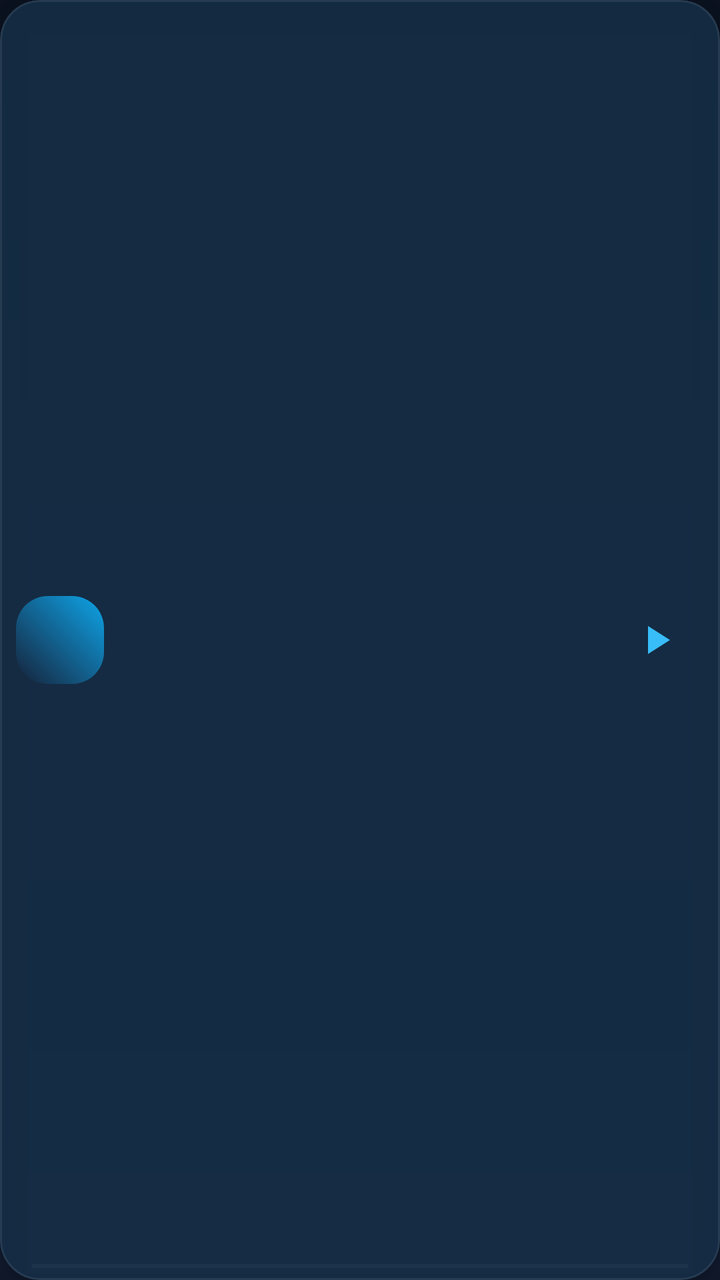
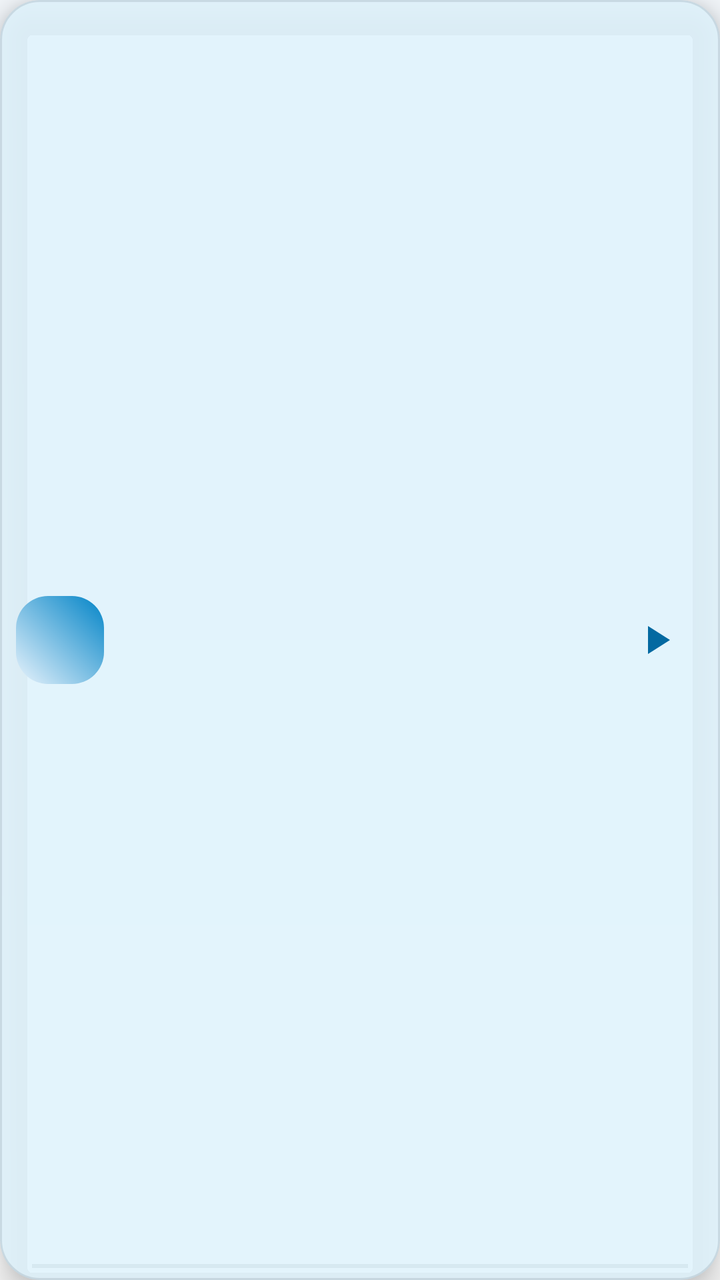

An Android layout rendered at two revisions. The XML below is the earlier revision; the diff shows what the commit changed to produce the second picture.
<!-- AndroidManifest.xml: application theme Theme.MystMusic -->
<!-- res/layout/view_mini_player.xml -->
<?xml version="1.0" encoding="utf-8"?>
<com.google.android.material.card.MaterialCardView xmlns:android="http://schemas.android.com/apk/res/android"
    xmlns:app="http://schemas.android.com/apk/res-auto"
    android:id="@+id/miniPlayerRoot"
    android:layout_width="match_parent"
    android:layout_height="@dimen/mini_player_height"
    app:cardBackgroundColor="@color/surface_92"
    app:cardCornerRadius="20dp"
    app:cardElevation="10dp"
    app:strokeColor="@color/white_8"
    app:strokeWidth="1dp">

    <androidx.constraintlayout.widget.ConstraintLayout
        android:layout_width="match_parent"
        android:layout_height="match_parent"
        android:paddingStart="@dimen/space_s"
        android:paddingEnd="@dimen/space_s">

        <ImageView
            android:id="@+id/miniCover"
            android:layout_width="@dimen/mini_cover"
            android:layout_height="@dimen/mini_cover"
            android:background="@drawable/bg_cover_placeholder"
            android:contentDescription="@string/player_play"
            android:scaleType="centerCrop"
            app:layout_constraintBottom_toBottomOf="parent"
            app:layout_constraintStart_toStartOf="parent"
            app:layout_constraintTop_toTopOf="parent" />

        <TextView
            android:id="@+id/miniTitle"
            android:layout_width="0dp"
            android:layout_height="wrap_content"
            android:layout_marginStart="@dimen/space_s"
            android:layout_marginEnd="@dimen/space_s"
            android:ellipsize="end"
            android:fontFamily="sans-serif-medium"
            android:maxLines="1"
            android:textColor="@color/text"
            android:textSize="@dimen/text_body"
            app:layout_constraintBottom_toTopOf="@id/miniArtist"
            app:layout_constraintEnd_toStartOf="@id/miniPlay"
            app:layout_constraintStart_toEndOf="@id/miniCover"
            app:layout_constraintTop_toTopOf="@id/miniCover" />

        <TextView
            android:id="@+id/miniArtist"
            android:layout_width="0dp"
            android:layout_height="wrap_content"
            android:ellipsize="end"
            android:maxLines="1"
            android:textColor="@color/text_dim"
            android:textSize="@dimen/text_small"
            app:layout_constraintBottom_toBottomOf="@id/miniCover"
            app:layout_constraintEnd_toEndOf="@id/miniTitle"
            app:layout_constraintStart_toStartOf="@id/miniTitle"
            app:layout_constraintTop_toBottomOf="@id/miniTitle" />

        <ImageButton
            android:id="@+id/miniPlay"
            android:layout_width="@dimen/touch_target"
            android:layout_height="@dimen/touch_target"
            android:background="?attr/selectableItemBackgroundBorderless"
            android:contentDescription="@string/player_play"
            android:src="@drawable/ic_play"
            app:layout_constraintBottom_toBottomOf="parent"
            app:layout_constraintEnd_toEndOf="parent"
            app:layout_constraintTop_toTopOf="parent"
            app:tint="@color/sky_400" />

        <ProgressBar
            android:id="@+id/miniProgress"
            style="?android:attr/progressBarStyleHorizontal"
            android:layout_width="0dp"
            android:layout_height="2dp"
            android:layout_marginStart="@dimen/space_s"
            android:layout_marginEnd="@dimen/space_s"
            android:layout_marginBottom="6dp"
            android:max="1000"
            android:progressTint="@color/sky_400"
            android:progressBackgroundTint="@color/white_12"
            app:layout_constraintBottom_toBottomOf="parent"
            app:layout_constraintEnd_toEndOf="parent"
            app:layout_constraintStart_toStartOf="parent" />
    </androidx.constraintlayout.widget.ConstraintLayout>
</com.google.android.material.card.MaterialCardView>
<!-- resources referenced by this layout -->
<resources>
  <color name="surface_92">#EB111A2E</color>
  <color name="text">#F1F5F9</color>
  <color name="text_dim">#94A3B8</color>
  <color name="white_12">#1FFFFFFF</color>
  <color name="white_8">#14FFFFFF</color>
  <!-- drawable bg_cover_placeholder (drawable) -->
  <?xml version="1.0" encoding="utf-8"?>
  <shape xmlns:android="http://schemas.android.com/apk/res/android" android:shape="rectangle">
      <gradient android:angle="45" android:startColor="@color/surface_alt" android:endColor="@color/sky_500" />
      <corners android:radius="16dp" />
  </shape>
  <style name="Theme.MystMusic" parent="Theme.Material3.Dark.NoActionBar">
          <item name="colorPrimary">@color/sky_400</item>
          <item name="colorOnPrimary">@color/bg</item>
          <item name="colorPrimaryContainer">@color/sky_500</item>
          <item name="colorOnPrimaryContainer">@color/bg</item>
          <item name="colorSecondary">@color/sky_500</item>
          <item name="colorOnSecondary">@color/text</item>
          <item name="colorSurface">@color/surface</item>
          <item name="colorOnSurface">@color/text</item>
          <item name="colorOnSurfaceVariant">@color/text_dim</item>
          <item name="colorError">@color/error</item>
          <item name="android:colorBackground">@color/bg</item>
          <item name="android:windowBackground">@drawable/bg_app</item>
          <item name="android:statusBarColor">@android:color/transparent</item>
          <item name="android:navigationBarColor">@android:color/transparent</item>
          <item name="android:windowLightStatusBar">false</item>
          <item name="android:windowLightNavigationBar">false</item>
          <item name="android:windowDrawsSystemBarBackgrounds">true</item>
          <item name="android:textColorPrimary">@color/text</item>
          <item name="android:textColorSecondary">@color/text_dim</item>
          <item name="materialAlertDialogTheme">@style/ThemeOverlay.MystMusic.Dialog</item>
          <item name="bottomSheetDialogTheme">@style/ThemeOverlay.MystMusic.BottomSheet</item>
          <item name="android:windowAnimationStyle">@style/Animation.MystMusic.Window</item>
          <item name="android:windowContentTransitions">true</item>
          <item name="android:forceDarkAllowed" tools:targetApi="q">false</item>
      </style>
  <color name="surface_alt">#16223A</color>
  <color name="sky_500">#0EA5E9</color>
  <color name="bg">#0B1220</color>
  <color name="surface">#111A2E</color>
  <color name="error">#F87171</color>
  <!-- drawable bg_app (drawable) -->
  <?xml version="1.0" encoding="utf-8"?>
  <shape xmlns:android="http://schemas.android.com/apk/res/android" android:shape="rectangle">
      <gradient android:angle="270" android:startColor="@color/bg" android:endColor="@color/surface" />
  </shape>
  <style name="ThemeOverlay.MystMusic.Dialog" parent="ThemeOverlay.Material3.MaterialAlertDialog">
          <item name="colorSurface">@color/surface_alt</item>
          <item name="colorOnSurface">@color/text</item>
          <item name="colorPrimary">@color/sky_400</item>
          <item name="android:windowBackground">@color/transparent</item>
          <item name="android:windowAnimationStyle">@style/Animation.MystMusic.Dialog</item>
      </style>
  <style name="Widget.MystMusic.BottomSheet" parent="Widget.Material3.BottomSheet.Modal">
          <item name="backgroundTint">@color/surface_alt</item>
          <item name="shapeAppearanceOverlay">@style/ShapeAppearance.MystMusic.BottomSheet</item>
      </style>
  <!-- unchanged entries left out for length: 14 -->
</resources>

<!-- the commit's change to res/layout/view_mini_player.xml (unified diff, before → after) -->
@@ -4,10 +4,10 @@
     android:id="@+id/miniPlayerRoot"
     android:layout_width="match_parent"
     android:layout_height="@dimen/mini_player_height"
-    app:cardBackgroundColor="@color/surface_92"
+    app:cardBackgroundColor="?attr/mystNavbarBg"
     app:cardCornerRadius="20dp"
     app:cardElevation="10dp"
-    app:strokeColor="@color/white_8"
+    app:strokeColor="?attr/mystStroke"
     app:strokeWidth="1dp">
 
     <androidx.constraintlayout.widget.ConstraintLayout
@@ -36,7 +36,7 @@
             android:ellipsize="end"
             android:fontFamily="sans-serif-medium"
             android:maxLines="1"
-            android:textColor="@color/text"
+            android:textColor="?attr/mystOnSurface"
             android:textSize="@dimen/text_body"
             app:layout_constraintBottom_toTopOf="@id/miniArtist"
             app:layout_constraintEnd_toStartOf="@id/miniPlay"
@@ -49,7 +49,7 @@
             android:layout_height="wrap_content"
             android:ellipsize="end"
             android:maxLines="1"
-            android:textColor="@color/text_dim"
+            android:textColor="?attr/mystOnSurfaceDim"
             android:textSize="@dimen/text_small"
             app:layout_constraintBottom_toBottomOf="@id/miniCover"
             app:layout_constraintEnd_toEndOf="@id/miniTitle"
@@ -66,7 +66,7 @@
             app:layout_constraintBottom_toBottomOf="parent"
             app:layout_constraintEnd_toEndOf="parent"
             app:layout_constraintTop_toTopOf="parent"
-            app:tint="@color/sky_400" />
+            app:tint="?attr/mystAccentText" />
 
         <ProgressBar
             android:id="@+id/miniProgress"
@@ -77,8 +77,8 @@
             android:layout_marginEnd="@dimen/space_s"
             android:layout_marginBottom="6dp"
             android:max="1000"
-            android:progressTint="@color/sky_400"
-            android:progressBackgroundTint="@color/white_12"
+            android:progressTint="?attr/mystAccentText"
+            android:progressBackgroundTint="?attr/mystStrokeStrong"
             app:layout_constraintBottom_toBottomOf="parent"
             app:layout_constraintEnd_toEndOf="parent"
             app:layout_constraintStart_toStartOf="parent" />
<!-- resource entries referenced after the edit -->
@@ -1,61 +1,101 @@
 <!-- resources referenced by this layout -->
 <resources>
-  <color name="surface_92">#EB111A2E</color>
-  <color name="text">#F1F5F9</color>
-  <color name="text_dim">#94A3B8</color>
-  <color name="white_12">#1FFFFFFF</color>
-  <color name="white_8">#14FFFFFF</color>
   <!-- drawable bg_cover_placeholder (drawable) -->
   <?xml version="1.0" encoding="utf-8"?>
   <shape xmlns:android="http://schemas.android.com/apk/res/android" android:shape="rectangle">
-      <gradient android:angle="45" android:startColor="@color/surface_alt" android:endColor="@color/sky_500" />
+      <gradient android:angle="45" android:startColor="?attr/mystSurfaceAlt" android:endColor="?attr/mystAccentDark" />
       <corners android:radius="16dp" />
   </shape>
-  <style name="Theme.MystMusic" parent="Theme.Material3.Dark.NoActionBar">
-          <item name="colorPrimary">@color/sky_400</item>
-          <item name="colorOnPrimary">@color/bg</item>
-          <item name="colorPrimaryContainer">@color/sky_500</item>
-          <item name="colorOnPrimaryContainer">@color/bg</item>
-          <item name="colorSecondary">@color/sky_500</item>
-          <item name="colorOnSecondary">@color/text</item>
-          <item name="colorSurface">@color/surface</item>
-          <item name="colorOnSurface">@color/text</item>
-          <item name="colorOnSurfaceVariant">@color/text_dim</item>
-          <item name="colorError">@color/error</item>
-          <item name="android:colorBackground">@color/bg</item>
+  <style name="Theme.MystMusic" parent="Theme.MystMusic.Base">
+          <item name="colorPrimary">@color/light_accent</item>
+          <item name="colorOnPrimary">@color/on_accent</item>
+          <item name="colorPrimaryContainer">@color/sky_400</item>
+          <item name="colorOnPrimaryContainer">@color/on_accent</item>
+          <item name="colorSecondary">@color/light_accent_text</item>
+          <item name="colorOnSecondary">@color/on_accent</item>
+          <item name="colorSurface">@color/light_surface</item>
+          <item name="colorOnSurface">@color/light_text</item>
+          <item name="colorSurfaceVariant">@color/light_surface_alt</item>
+          <item name="colorOnSurfaceVariant">@color/light_text_dim</item>
+          <item name="colorOutline">@color/light_stroke_strong</item>
+          <item name="colorError">@color/light_error</item>
+          <item name="colorOnError">@color/white</item>
+          <item name="colorControlNormal">@color/light_text_dim</item>
+          <item name="colorControlActivated">@color/light_accent</item>
+          <item name="colorControlHighlight">@color/accent_alpha_24</item>
+          <item name="android:colorBackground">@color/light_bg</item>
+          <item name="android:textColorPrimary">@color/light_text</item>
+          <item name="android:textColorSecondary">@color/light_text_dim</item>
+          <item name="android:windowLightStatusBar" tools:targetApi="m">true</item>
+          <item name="android:windowLightNavigationBar" tools:targetApi="o_mr1">true</item>
+  
+          <item name="mystBackground">@color/light_bg</item>
+          <item name="mystSurface">@color/light_surface</item>
+          <item name="mystSurfaceAlt">@color/light_surface_alt</item>
+          <item name="mystOnSurface">@color/light_text</item>
+          <item name="mystOnSurfaceDim">@color/light_text_dim</item>
+          <item name="mystNavbarBg">@color/light_navbar</item>
+          <item name="mystStroke">@color/light_stroke</item>
+          <item name="mystStrokeStrong">@color/light_stroke_strong</item>
+          <item name="mystGradientStart">@color/light_bg</item>
+          <item name="mystGradientEnd">@color/light_surface_alt</item>
+          <item name="mystAccent">@color/light_accent</item>
+          <item name="mystAccentDark">@color/light_accent_dark</item>
+          <item name="mystAccentText">@color/light_accent_text</item>
+          <item name="mystOnAccent">@color/on_accent</item>
+          <item name="mystOnImage">@color/on_image</item>
+          <item name="mystImageScrim">@color/image_scrim</item>
+          <item name="mystPlayerScrim">@color/light_player_scrim</item>
+          <item name="mystError">@color/light_error</item>
+          <item name="mystSuccess">@color/light_success</item>
+          <item name="mystAccentAlpha16">@color/accent_alpha_16</item>
+          <item name="mystAccentAlpha24">@color/accent_alpha_24</item>
+      </style>
+  <style name="Theme.MystMusic.Base" parent="Theme.Material3.DayNight.NoActionBar">
           <item name="android:windowBackground">@drawable/bg_app</item>
           <item name="android:statusBarColor">@android:color/transparent</item>
           <item name="android:navigationBarColor">@android:color/transparent</item>
-          <item name="android:windowLightStatusBar">false</item>
-          <item name="android:windowLightNavigationBar">false</item>
           <item name="android:windowDrawsSystemBarBackgrounds">true</item>
-          <item name="android:textColorPrimary">@color/text</item>
-          <item name="android:textColorSecondary">@color/text_dim</item>
+          <item name="android:windowContentTransitions">true</item>
+          <item name="android:forceDarkAllowed" tools:targetApi="q">false</item>
           <item name="materialAlertDialogTheme">@style/ThemeOverlay.MystMusic.Dialog</item>
           <item name="bottomSheetDialogTheme">@style/ThemeOverlay.MystMusic.BottomSheet</item>
           <item name="android:windowAnimationStyle">@style/Animation.MystMusic.Window</item>
-          <item name="android:windowContentTransitions">true</item>
-          <item name="android:forceDarkAllowed" tools:targetApi="q">false</item>
       </style>
-  <color name="surface_alt">#16223A</color>
-  <color name="sky_500">#0EA5E9</color>
-  <color name="bg">#0B1220</color>
-  <color name="surface">#111A2E</color>
-  <color name="error">#F87171</color>
+  <color name="light_accent">#0EA5E9</color>
+  <color name="on_accent">#04202E</color>
+  <color name="light_accent_text">#0369A1</color>
+  <color name="light_surface">#FFFFFF</color>
+  <color name="light_text">#0F172A</color>
+  <color name="light_surface_alt">#E8F3FC</color>
+  <color name="light_text_dim">#475569</color>
+  <color name="light_stroke_strong">#330F172A</color>
+  <color name="light_error">#DC2626</color>
+  <color name="white">#FFFFFF</color>
+  <color name="accent_alpha_24">#3D38BDF8</color>
+  <color name="light_bg">#F6FAFE</color>
+  <color name="light_navbar">#EBFFFFFF</color>
+  <color name="light_stroke">#1A0F172A</color>
+  <color name="light_accent_dark">#0284C7</color>
+  <color name="on_image">#FFFFFF</color>
+  <color name="image_scrim">#80000000</color>
+  <color name="light_player_scrim">#CCF6FAFE</color>
+  <color name="light_success">#15803D</color>
+  <color name="accent_alpha_16">#2938BDF8</color>
   <!-- drawable bg_app (drawable) -->
   <?xml version="1.0" encoding="utf-8"?>
   <shape xmlns:android="http://schemas.android.com/apk/res/android" android:shape="rectangle">
-      <gradient android:angle="270" android:startColor="@color/bg" android:endColor="@color/surface" />
+      <gradient android:angle="270" android:startColor="?attr/mystBackground" android:endColor="?attr/mystSurface" />
   </shape>
   <style name="ThemeOverlay.MystMusic.Dialog" parent="ThemeOverlay.Material3.MaterialAlertDialog">
-          <item name="colorSurface">@color/surface_alt</item>
-          <item name="colorOnSurface">@color/text</item>
-          <item name="colorPrimary">@color/sky_400</item>
+          <item name="colorSurface">?attr/mystSurfaceAlt</item>
+          <item name="colorOnSurface">?attr/mystOnSurface</item>
+          <item name="colorPrimary">?attr/mystAccentText</item>
           <item name="android:windowBackground">@color/transparent</item>
           <item name="android:windowAnimationStyle">@style/Animation.MystMusic.Dialog</item>
       </style>
   <style name="Widget.MystMusic.BottomSheet" parent="Widget.Material3.BottomSheet.Modal">
-          <item name="backgroundTint">@color/surface_alt</item>
+          <item name="backgroundTint">?attr/mystSurfaceAlt</item>
           <item name="shapeAppearanceOverlay">@style/ShapeAppearance.MystMusic.BottomSheet</item>
       </style>
   <!-- unchanged entries left out for length: 14 -->
